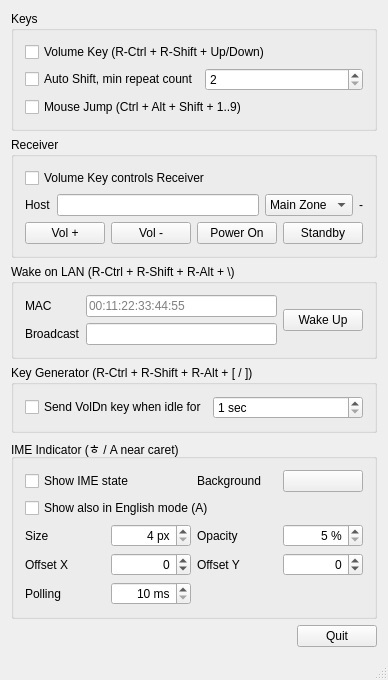
Qt form src/WinKeyUtil/WndMain.ui (whpark/WinKeyUtil) before a commit.
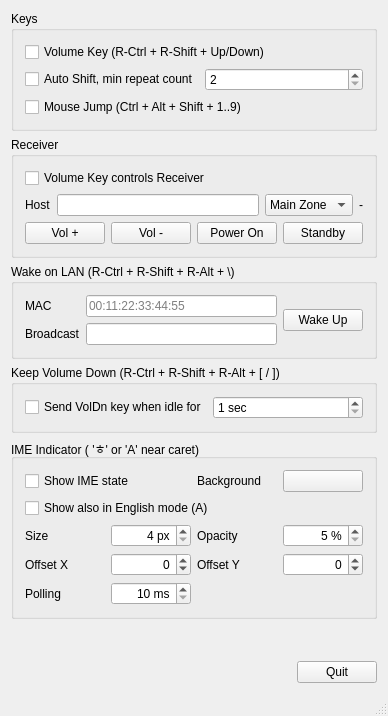
The same form after that commit. Icons and pictures are not drawn.

```diff
--- a/src/WinKeyUtil/WndMain.ui
+++ b/src/WinKeyUtil/WndMain.ui
@@ -7,7 +7,7 @@
     <x>0</x>
     <y>0</y>
     <width>382</width>
-    <height>655</height>
+    <height>716</height>
    </rect>
   </property>
   <property name="windowTitle">
@@ -187,7 +187,7 @@
     <item>
      <widget class="QGroupBox" name="grpGenerator">
       <property name="title">
-       <string>Key Generator (R-Ctrl + R-Shift + R-Alt + [ / ])</string>
+       <string>Keep Volume Down (R-Ctrl + R-Shift + R-Alt + [ / ])</string>
       </property>
       <layout class="QHBoxLayout" name="layoutGenerator">
        <item>
@@ -216,7 +216,7 @@
     <item>
      <widget class="QGroupBox" name="grpIme">
       <property name="title">
-       <string>IME Indicator (ㅎ / A near caret)</string>
+       <string>IME Indicator ( 'ㅎ' or 'A' near caret)</string>
       </property>
       <layout class="QGridLayout" name="layoutIme">
        <item row="0" column="0" colspan="2">
```
